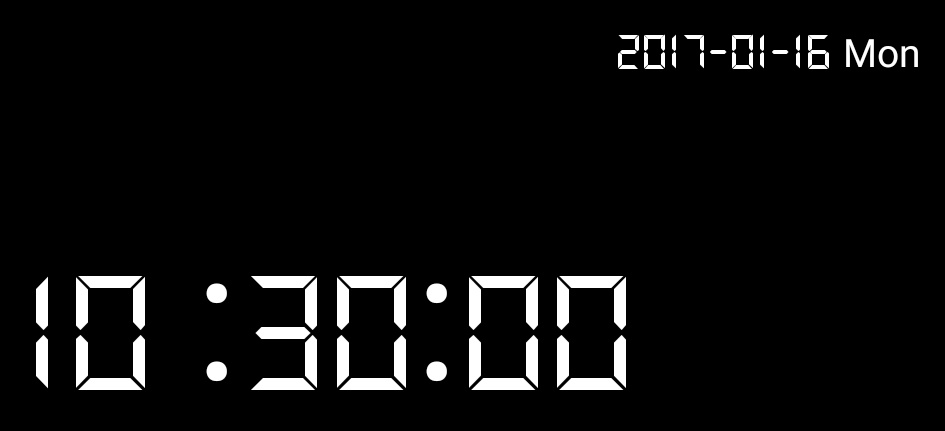
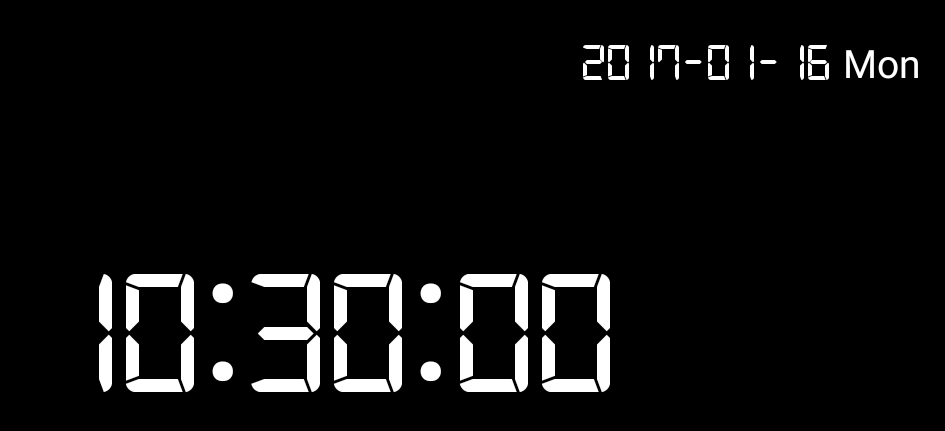
Before and after one commit to lifansama/xjb, an Android app: the first screen one second after launch (MainActivity), on a phone screen of 824 x 412 dp (held sideways). Shown: the top 431 px of the screen, without its empty margins (291-1236 px from the left). Run offline under Robolectric (Android 15) with nearby library versions, the phone set to English and light mode, and no system bars; our stand-ins replace ButterKnife; libraries missing offline, so code that uses them is left out: com.umeng.analytics, io.github.xhinliang.lunarcalendar; 3 statements that could not run were skipped.

Commit message:
换了一种新字体

```diff
--- a/app/src/main/java/app/xunxun/homeclock/activity/MainActivity.java
+++ b/app/src/main/java/app/xunxun/homeclock/activity/MainActivity.java
@@ -11,7 +11,6 @@ import android.support.v7.app.AppCompatActivity;
 import android.util.Log;
 import android.view.MotionEvent;
 import android.view.View;
-import android.view.ViewGroup;
 import android.view.WindowManager;
 import android.widget.FrameLayout;
 import android.widget.LinearLayout;
--- a/app/src/main/res/layout/activity_main.xml
+++ b/app/src/main/res/layout/activity_main.xml
@@ -20,6 +20,7 @@
         android:paddingTop="@dimen/activity_vertical_margin">
 
         <LinearLayout
+            android:layout_marginTop="8dp"
             android:id="@+id/dateLl"
             android:layout_width="wrap_content"
             android:layout_height="wrap_content"
```
Also changed, not shown: app/src/main/assets/fonts/ds_digi.ttf.
